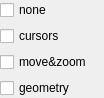
The window that Code/Gui/MITK/Modules/niftkMIDASGui/Resources/UI/QmitkMIDASBindWidget.ui (NifTK/NifTK) describes before a commit, drawn with Qt 5.
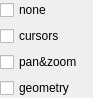
The same window after the commit.

Commit message: Bug #2272: "magnification" renamed to "pan&zoom" on the DnD display dropdown control

```diff
--- a/Code/Gui/MITK/Modules/niftkMIDASGui/Resources/UI/QmitkMIDASBindWidget.ui
+++ b/Code/Gui/MITK/Modules/niftkMIDASGui/Resources/UI/QmitkMIDASBindWidget.ui
@@ -6,7 +6,7 @@
    <rect>
     <x>0</x>
     <y>0</y>
-    <width>104</width>
+    <width>93</width>
     <height>83</height>
    </rect>
   </property>
@@ -43,7 +43,7 @@
       <string>bind magnification across multiple views</string>
      </property>
      <property name="text">
-      <string>move&amp;&amp;zoom</string>
+      <string>pan&amp;&amp;zoom</string>
      </property>
     </widget>
    </item>
```
